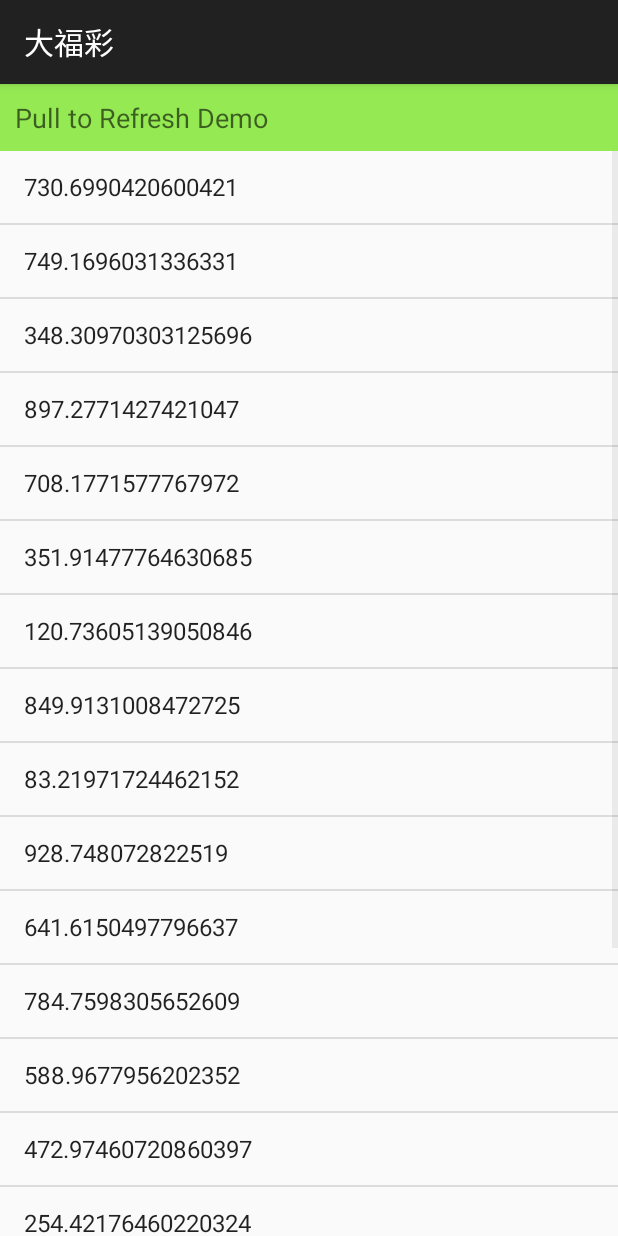
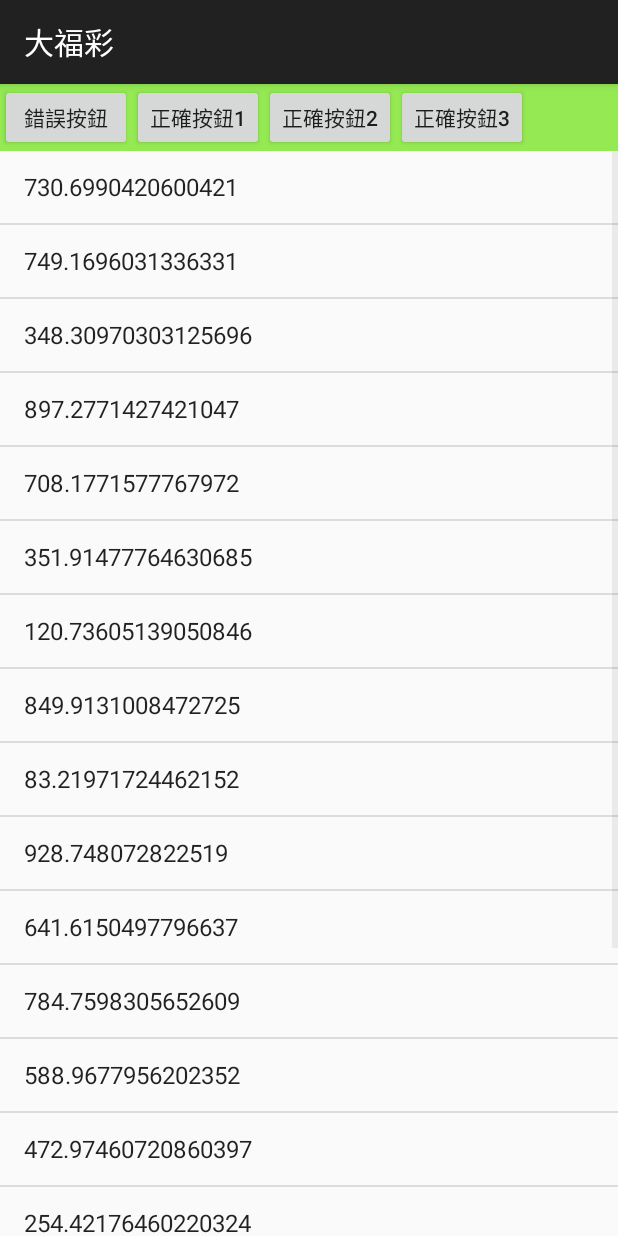
Before and after one commit to Clairehuei/MyCCE, an Android app: the Activity_BigFuTry screen opened directly, with no data from a screen before it, on a phone screen of 412 x 824 dp. Run offline under Robolectric (Android 15) with nearby library versions, the light colour scheme and no system bars; our stand-ins replace ButterKnife.

```diff
--- a/app/src/main/res/layout/activity__big_fu_try.xml
+++ b/app/src/main/res/layout/activity__big_fu_try.xml
@@ -17,7 +17,7 @@
             android:layout_alignParentTop="true"
             android:background="#95ea53"
             android:padding="10dp"
-            android:text="Pull to Refresh Demo"
+            android:text=""
             android:textAppearance="?android:attr/textAppearanceMedium" />
 
         <ListView
@@ -26,5 +26,42 @@
             android:layout_height="match_parent"
             android:layout_below="@+id/txtTitle" />
 
+        <Button
+            android:layout_width="wrap_content"
+            android:layout_height="wrap_content"
+            android:text="錯誤按鈕"
+            android:id="@+id/buttonxxxx"
+            android:layout_above="@+id/lstData"
+            android:layout_alignParentLeft="true"
+            android:layout_alignParentStart="true" />
+
+        <Button
+            android:layout_width="wrap_content"
+            android:layout_height="wrap_content"
+            android:text="正確按鈕1"
+            android:id="@+id/buttonyyyy"
+            android:layout_above="@+id/lstData"
+            android:layout_toRightOf="@+id/buttonxxxx"
+            android:layout_toEndOf="@+id/buttonxxxx" />
+
+        <Button
+            android:layout_width="wrap_content"
+            android:layout_height="wrap_content"
+            android:text="正確按鈕2"
+            android:id="@+id/buttonzzzz"
+            android:layout_above="@+id/lstData"
+            android:layout_toRightOf="@+id/buttonyyyy"
+            android:layout_toEndOf="@+id/buttonyyyy" />
+
+        <Button
+            android:layout_width="wrap_content"
+            android:layout_height="wrap_content"
+            android:text="正確按鈕3"
+            android:id="@+id/buttonwwww"
+            android:layout_above="@+id/lstData"
+            android:layout_toRightOf="@+id/buttonzzzz"
+            android:layout_toEndOf="@+id/buttonzzzz" />
+
+
     </RelativeLayout>
 </android.support.v4.widget.SwipeRefreshLayout>
```
Also changed, not shown: app/src/main/java/com/codekitchen/allen/mycce/Activity_BigFuTry.java (+173 -2 lines).
